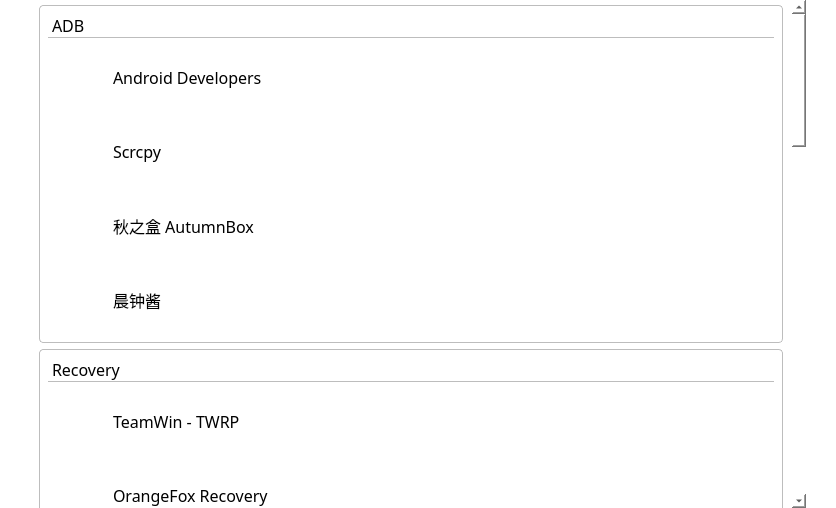
Before: the Qt Designer form QtAdb/sonPages/links.ui in LapplandSP/QtAdb, drawn with Qt 5.
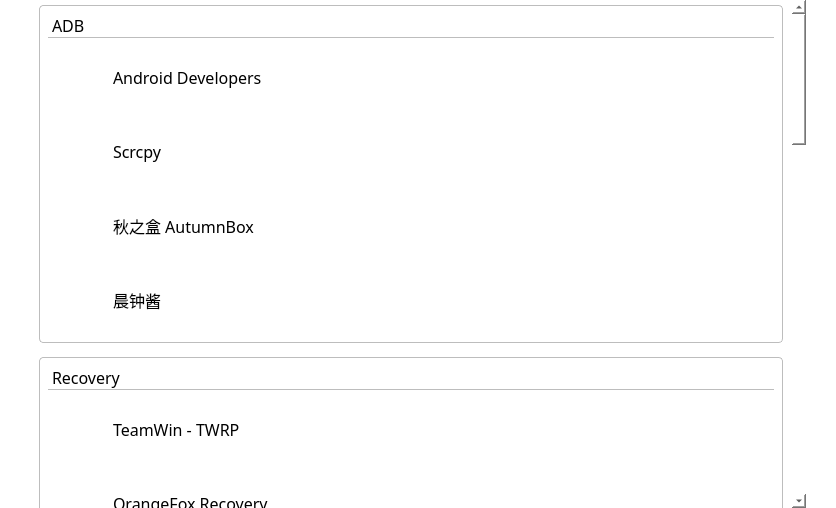
After: the same form once the commit is applied. Icons and pictures are not drawn.

```diff
--- a/QtAdb/sonPages/links.ui
+++ b/QtAdb/sonPages/links.ui
@@ -44,10 +44,13 @@
         <x>0</x>
         <y>0</y>
         <width>759</width>
-        <height>1969</height>
+        <height>1990</height>
        </rect>
       </property>
       <layout class="QVBoxLayout" name="verticalLayout">
+       <property name="spacing">
+        <number>14</number>
+       </property>
        <property name="topMargin">
         <number>5</number>
        </property>
@@ -374,7 +377,7 @@
        <item>
         <widget class="QWidget" name="widget_12" native="true">
          <property name="styleSheet">
-          <string notr="true">background-color:rgba(255,255,255,0.8);border-radius:4px;border:1px solid #BDBDBD;</string>
+          <string notr="true">background-color:rgba(255,255,255,0.9);border-radius:4px;border:1px solid #BDBDBD;</string>
          </property>
          <layout class="QVBoxLayout" name="verticalLayout_5">
           <item>
```
Left out of the diff: 6 changed lines with no effect on the pictures.
